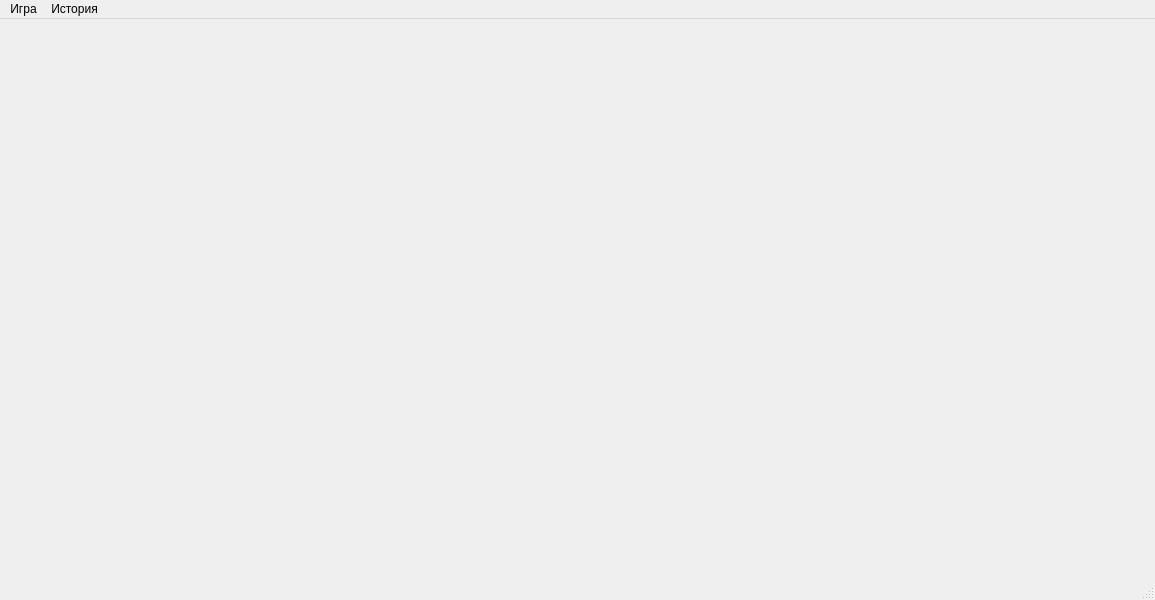
Old version of the form App.ui in the repository AjDx1228/Bulls-and-cows.
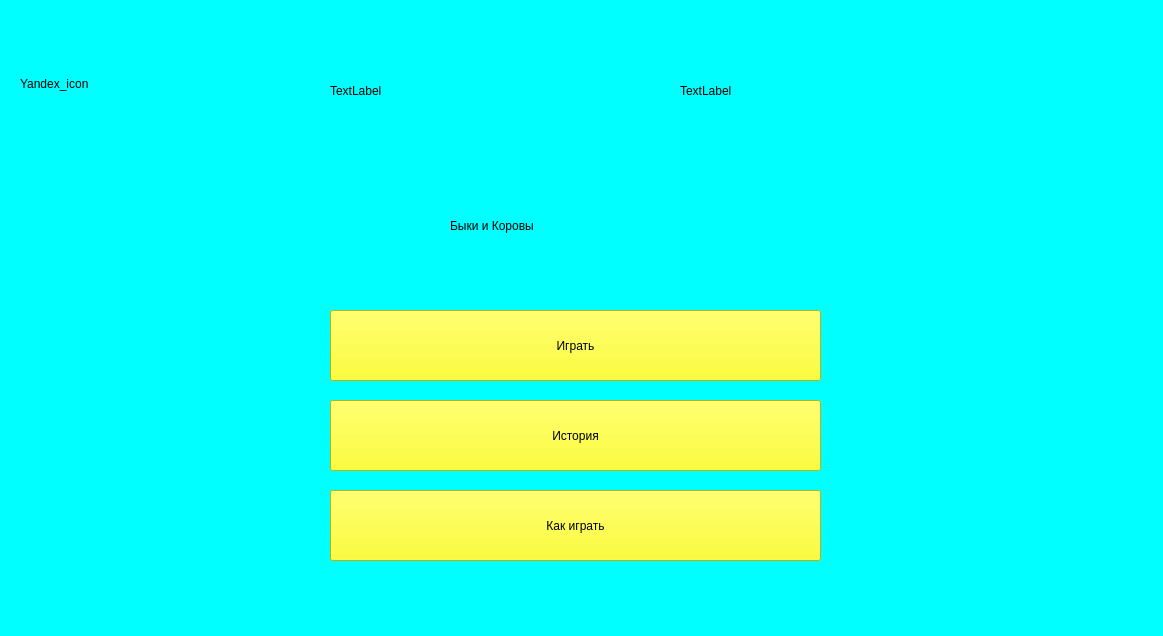
New version of the form.

```diff
--- a/App.ui
+++ b/App.ui
@@ -6,35 +6,120 @@
    <rect>
     <x>0</x>
     <y>0</y>
-    <width>1155</width>
-    <height>600</height>
+    <width>1163</width>
+    <height>636</height>
    </rect>
   </property>
   <property name="windowTitle">
    <string>MainWindow</string>
   </property>
-  <widget class="QWidget" name="centralwidget"/>
-  <widget class="QMenuBar" name="menubar">
-   <property name="geometry">
-    <rect>
-     <x>0</x>
-     <y>0</y>
-     <width>1155</width>
-     <height>21</height>
-    </rect>
-   </property>
-   <widget class="QMenu" name="game_menu">
-    <property name="title">
-     <string>Игра</string>
+  <property name="styleSheet">
+   <string notr="true">background-color: rgb(0, 255, 255);</string>
+  </property>
+  <widget class="QWidget" name="centralwidget">
+   <widget class="QPushButton" name="play_btn">
+    <property name="geometry">
+     <rect>
+      <x>330</x>
+      <y>310</y>
+      <width>491</width>
+      <height>71</height>
+     </rect>
+    </property>
+    <property name="styleSheet">
+     <string notr="true">background-color: rgb(255, 255, 0);</string>
+    </property>
+    <property name="text">
+     <string>Играть</string>
     </property>
    </widget>
-   <widget class="QMenu" name="history_menu">
-    <property name="title">
+   <widget class="QPushButton" name="history_btn">
+    <property name="geometry">
+     <rect>
+      <x>330</x>
+      <y>400</y>
+      <width>491</width>
+      <height>71</height>
+     </rect>
+    </property>
+    <property name="styleSheet">
+     <string notr="true">background-color: rgb(255, 255, 0);</string>
+    </property>
+    <property name="text">
      <string>История</string>
     </property>
    </widget>
-   <addaction name="game_menu"/>
-   <addaction name="history_menu"/>
+   <widget class="QPushButton" name="how_to_play_btn">
+    <property name="geometry">
+     <rect>
+      <x>330</x>
+      <y>490</y>
+      <width>491</width>
+      <height>71</height>
+     </rect>
+    </property>
+    <property name="styleSheet">
+     <string notr="true">background-color: rgb(255, 255, 0);</string>
+    </property>
+    <property name="text">
+     <string>Как играть</string>
+    </property>
+   </widget>
+   <widget class="QLabel" name="Yandex_icon">
+    <property name="geometry">
+     <rect>
+      <x>20</x>
+      <y>20</y>
+      <width>128</width>
+      <height>128</height>
+     </rect>
+    </property>
+    <property name="text">
+     <string>Yandex_icon</string>
+    </property>
+   </widget>
+   <widget class="QLabel" name="bull_img">
+    <property name="geometry">
+     <rect>
+      <x>330</x>
+      <y>20</y>
+      <width>141</width>
+      <height>141</height>
+     </rect>
+    </property>
+    <property name="text">
+     <string>TextLabel</string>
+    </property>
+   </widget>
+   <widget class="QLabel" name="cow_img">
+    <property name="geometry">
+     <rect>
+      <x>680</x>
+      <y>20</y>
+      <width>141</width>
+      <height>141</height>
+     </rect>
+    </property>
+    <property name="text">
+     <string>TextLabel</string>
+    </property>
+   </widget>
+   <widget class="QLabel" name="label_3">
+    <property name="geometry">
+     <rect>
+      <x>450</x>
+      <y>190</y>
+      <width>261</width>
+      <height>71</height>
+     </rect>
+    </property>
+    <property name="styleSheet">
+     <string notr="true">font: 87 22pt &quot;Arial Black&quot;;</string>
+    </property>
+    <property name="text">
+     <string>Быки и Коровы</string>
+    </property>
+   </widget>
   </widget>
   <widget class="QStatusBar" name="statusbar"/>
  </widget>
```
